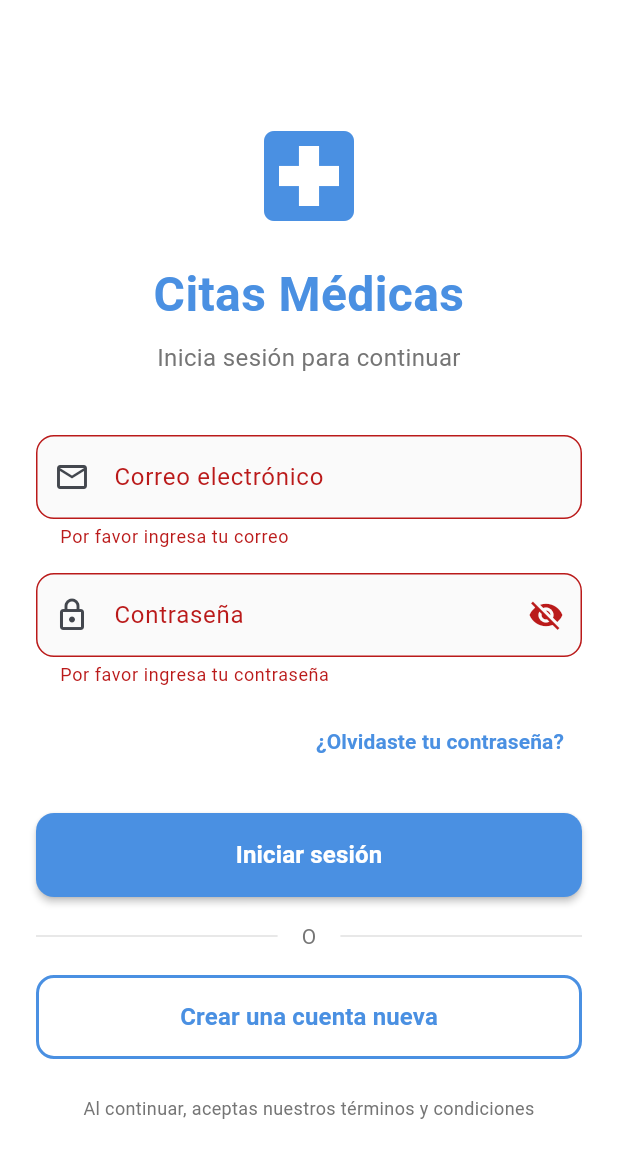
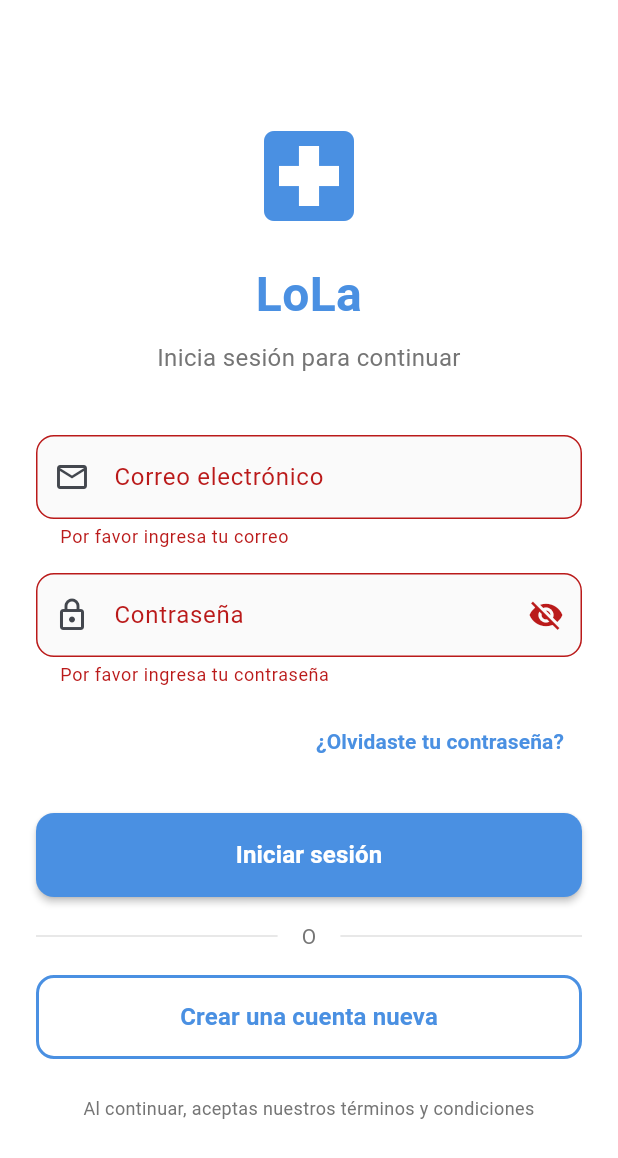
Before and after one commit to JJJEEEz/login_page, a Flutter app: the screen it shows after launch, after a tap on "Iniciar sesión", on a phone screen of 412 x 824 dp. Shown: the top 1158 px of the screen. Run offline on Flutter 3.47's test engine with Material 3 defaults, Android fonts, the phone set to English and light mode, and no system bars; our stand-ins replace firebase_auth, firebase_core; accounts and stored records are empty.

```diff
--- a/lib/main.dart
+++ b/lib/main.dart
@@ -2,6 +2,8 @@ import 'package:flutter/material.dart';
 import 'package:firebase_core/firebase_core.dart';
 import 'firebase_options.dart';
 import 'package:firebase_auth/firebase_auth.dart';
+import 'home_page.dart';
+import 'profile_page.dart';
 
 void main() async {
   WidgetsFlutterBinding.ensureInitialized();
@@ -63,7 +65,10 @@ class _LoginPageState extends State<LoginPage> {
             backgroundColor: Colors.green,
           ),
         );
-        // Aquí podrías navegar a la pantalla principal de tu app
+        Navigator.pushReplacement(
+          context,
+          MaterialPageRoute(builder: (context) => const HomePage()),
+        );
       }
     } on FirebaseAuthException catch (e) {
       String message;
@@ -229,7 +234,7 @@ class _LoginPageState extends State<LoginPage> {
 
                   // Título
                   Text(
-                    'Citas Médicas',
+                    'LoLa',
                     textAlign: TextAlign.center,
                     style: TextStyle(
                       fontSize: 32,
```
Also changed, not shown: lib/home_page.dart (added, +49 -0 lines), lib/profile_page.dart (added, +16 -0 lines).
